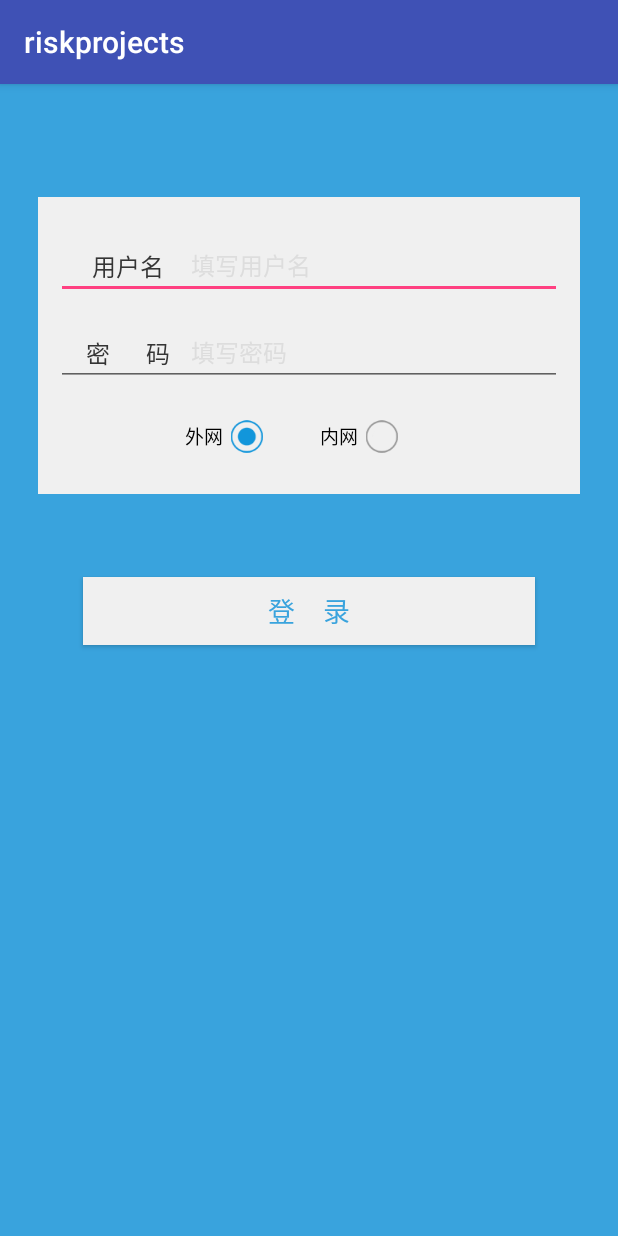
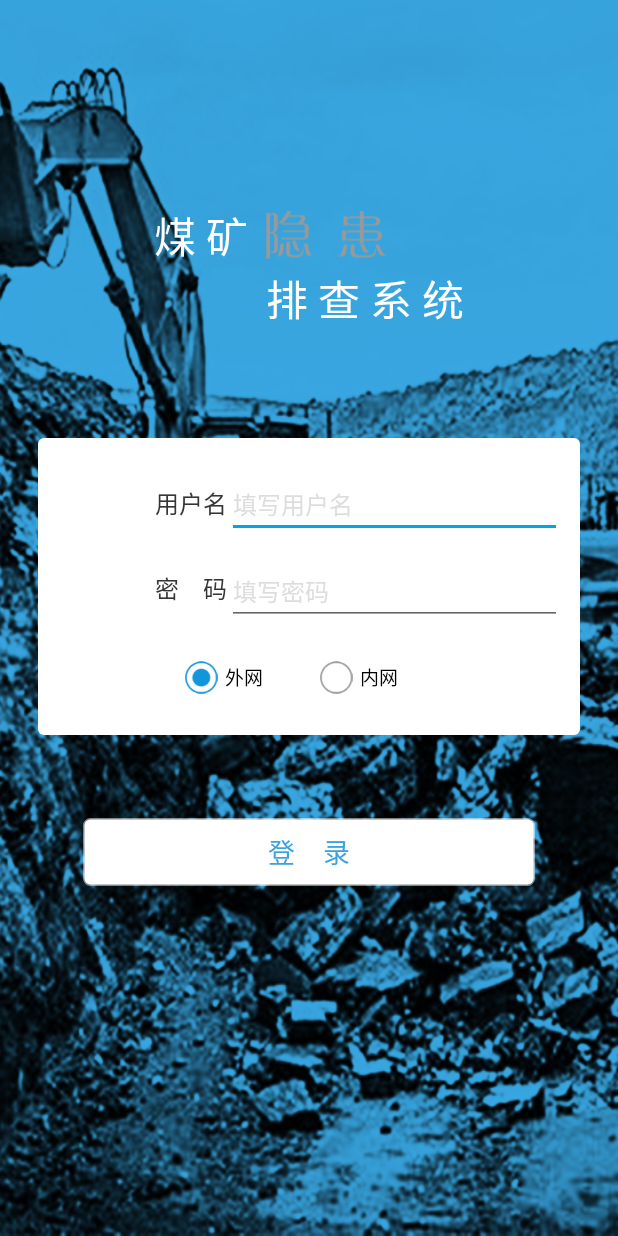
Before and after one commit to Guojiandonggithub/develop, an Android app: the screen it shows after launch (LoginActivity), on a phone screen of 412 x 824 dp. Run offline under Robolectric (Android 15) with nearby library versions, the phone set to English and light mode, and no system bars; 2 statements that could not run were skipped.

Commit message:
登陆界面修改

```diff
--- a/app/src/main/res/layout/activity_login.xml
+++ b/app/src/main/res/layout/activity_login.xml
@@ -1,38 +1,86 @@
 <?xml version="1.0" encoding="utf-8"?>
-<LinearLayout xmlns:android="http://schemas.android.com/apk/res/android"
+<ScrollView xmlns:android="http://schemas.android.com/apk/res/android"
     android:layout_width="match_parent"
     android:layout_height="match_parent"
-    android:background="#39A3DD"
-    android:orientation="vertical" >
+    android:background="@mipmap/ic_login_bg"
+    android:orientation="vertical">
 
+    <android.support.v7.widget.LinearLayoutCompat
+        android:layout_width="match_parent"
+        android:orientation="vertical"
+        android:layout_height="wrap_content">
+
+        <android.support.v7.widget.LinearLayoutCompat
+            android:layout_width="wrap_content"
+            android:layout_height="wrap_content"
+            android:gravity="left"
+            android:layout_marginTop="136dp"
+            android:layout_gravity="center"
+            android:orientation="vertical">
+
+            <android.support.v7.widget.LinearLayoutCompat
+                android:layout_width="wrap_content"
+                android:layout_height="wrap_content"
+                android:gravity="center"
+                android:orientation="horizontal">
+
+                <TextView
+                    android:layout_width="wrap_content"
+                    android:layout_height="wrap_content"
+                    android:text="煤 矿"
+                    android:layout_marginRight="12dp"
+                    android:textColor="@color/white"
+                    android:textSize="28sp" />
+
+                <ImageView
+                    android:layout_width="80dp"
+                    android:layout_height="32dp"
+                    android:src="@mipmap/login_hidden_danger" />
+
+            </android.support.v7.widget.LinearLayoutCompat>
+
+            <android.support.v7.widget.LinearLayoutCompat
+                android:layout_width="wrap_content"
+                android:layout_height="wrap_content"
+                android:gravity="center"
+                android:orientation="horizontal">
+
+                <TextView
+                    android:layout_width="wrap_content"
+                    android:layout_height="wrap_content"
+                    android:layout_marginRight="12dp"
+                    android:text="煤 矿"
+                    android:visibility="invisible"
+                    android:textColor="@color/white"
+                    android:textSize="28sp" />
+
+                <TextView
+                    android:layout_width="wrap_content"
+                    android:layout_height="wrap_content"
+                    android:text="排 查 系 统"
+                    android:textColor="@color/white"
+                    android:textSize="28sp" />
+
+            </android.support.v7.widget.LinearLayoutCompat>
+        </android.support.v7.widget.LinearLayoutCompat>
 
         <LinearLayout
             android:layout_width="match_parent"
             android:layout_height="wrap_content"
+            android:layout_marginLeft="25dp"
+            android:layout_marginTop="72dp"
+            android:layout_marginRight="25dp"
+            android:background="@drawable/shape_rectangle_rounded"
             android:orientation="vertical"
-        android:background="#f0f0f0"
-        android:layout_marginTop="75dp"
-        android:layout_marginLeft="25dp"
-        android:layout_marginRight="25dp"
-        android:padding="12dp" >
+            android:padding="12dp">
 
 
-        <RelativeLayout
+            <android.support.v7.widget.LinearLayoutCompat
                 android:layout_width="match_parent"
+                android:layout_height="48dp"
                 android:layout_marginTop="10dp"
-            android:layout_height="48dp" >
-
-            <EditText
-                android:id="@+id/et_username"
-                android:layout_width="match_parent"
-                android:layout_height="wrap_content"
-                android:layout_centerVertical="true"
-                android:hint="填写用户名"
-                android:paddingLeft="90dp"
-                android:singleLine="true"
-                android:maxLength="11"
-                android:textColorHint="#DDDDDD"
-                android:textSize="16sp" />
+                android:baselineAligned="true"
+                android:orientation="horizontal">
 
                 <TextView
                     android:layout_width="90dp"
@@ -40,63 +88,113 @@
                     android:layout_alignLeft="@id/et_username"
                     android:layout_centerVertical="true"
                     android:layout_marginLeft="24dp"
+                    android:gravity="right"
                     android:text="用户名"
                     android:textColor="#353535"
                     android:textSize="16sp" />
-        </RelativeLayout>
-
-        <RelativeLayout
-            android:layout_width="match_parent"
-            android:layout_marginTop="10dp"
-            android:layout_height="48dp" >
 
                 <EditText
-                android:id="@+id/et_password"
-                android:layout_width="match_parent"
+                    android:id="@+id/et_username"
+                    android:layout_width="0dp"
                     android:layout_height="wrap_content"
-                android:layout_centerVertical="true"
-                android:hint="填写密码"
-                android:paddingLeft="90dp"
-                android:password="true"
+                    android:layout_weight="1"
+                    android:hint="填写用户名"
+                    android:maxLength="11"
                     android:singleLine="true"
                     android:textColorHint="#DDDDDD"
                     android:textSize="16sp" />
 
+
+            </android.support.v7.widget.LinearLayoutCompat>
+
+            <android.support.v7.widget.LinearLayoutCompat
+                android:layout_width="match_parent"
+                android:layout_height="48dp"
+                android:layout_marginTop="10dp"
+                android:orientation="horizontal">
+
+                <android.support.v7.widget.LinearLayoutCompat
+                    android:layout_width="90dp"
+                    android:layout_marginLeft="24dp"
+                    android:baselineAligned="true"
+                    android:layout_marginBottom="4dp"
+                    android:orientation="horizontal"
+                    android:layout_gravity="center_vertical"
+                    android:layout_height="wrap_content">
+
                     <TextView
-                android:id="@+id/tv_password"
-                android:layout_width="90dp"
+                        android:layout_width="0dp"
+                        android:layout_weight="1"
                         android:layout_height="wrap_content"
                         android:layout_alignLeft="@id/et_password"
                         android:layout_centerVertical="true"
-                android:layout_marginLeft="20dp"
-                android:text="密      码"
+                        android:gravity="right"
+                        android:text="密"
                         android:textColor="#353535"
                         android:textSize="16sp" />
-        </RelativeLayout>
+
+                    <TextView
+                        android:layout_width="wrap_content"
+                        android:layout_height="wrap_content"
+                        android:layout_alignLeft="@id/et_password"
+                        android:layout_centerVertical="true"
+                        android:gravity="right"
+                        android:text="密"
+                        android:visibility="invisible"
+                        android:textColor="#353535"
+                        android:textSize="16sp" />
+
+                    <TextView
+                        android:id="@+id/tv_password"
+                        android:layout_width="wrap_content"
+                        android:layout_height="wrap_content"
+                        android:layout_alignLeft="@id/et_password"
+                        android:layout_centerVertical="true"
+                        android:gravity="right"
+                        android:text="码"
+                        android:textColor="#353535"
+                        android:textSize="16sp" />
+                </android.support.v7.widget.LinearLayoutCompat>
+
+                <EditText
+                    android:id="@+id/et_password"
+                    android:layout_width="0dp"
+                    android:layout_height="wrap_content"
+                    android:layout_centerVertical="true"
+                    android:layout_weight="1"
+                    android:hint="填写密码"
+                    android:inputType="textPassword"
+                    android:singleLine="true"
+                    android:textColorHint="#DDDDDD"
+                    android:textSize="16sp" />
+
+
+            </android.support.v7.widget.LinearLayoutCompat>
 
             <RelativeLayout
                 android:layout_width="match_parent"
-            android:layout_marginTop="10dp"
-            android:layout_height="48dp" >
+                android:layout_height="48dp"
+                android:layout_marginTop="10dp">
+
                 <RadioGroup
                     android:id="@+id/radio_net"
                     android:layout_width="match_parent"
                     android:layout_height="wrap_content"
-                android:orientation="vertical" >
+                    android:orientation="vertical">
 
                     <RadioButton
                         android:id="@+id/outer_net"
-                    android:scaleX="0.5"
-                    android:scaleY="0.5"
                         android:layout_width="wrap_content"
                         android:layout_height="wrap_content"
                         android:layout_marginLeft="60dp"
+                        android:button="@null"
                         android:checked="true"
-                    android:button="@null"
+                        android:drawableLeft="@drawable/login_btn_radio"
                         android:drawablePadding="10dp"
-                    android:drawableRight="@drawable/login_btn_radio"
-                    android:textSize="25dp"
-                    android:text="外网" />
+                        android:scaleX="0.5"
+                        android:scaleY="0.5"
+                        android:text="外网"
+                        android:textSize="25dp" />
 
                     <RadioButton
                         android:id="@+id/intra_net"
@@ -105,8 +203,8 @@
                         android:layout_marginLeft="150dp"
                         android:layout_marginTop="-43dp"
                         android:button="@null"
+                        android:drawableLeft="@drawable/login_btn_radio"
                         android:drawablePadding="10dp"
-                    android:drawableRight="@drawable/login_btn_radio"
                         android:scaleX="0.5"
                         android:scaleY="0.5"
                         android:text="内网"
@@ -117,17 +215,19 @@
 
 
         </LinearLayout>
+
         <Button
             android:id="@+id/btn_login"
             android:layout_width="match_parent"
             android:layout_height="45dp"
+            android:layout_margin="55dp"
             android:layout_marginTop="40dp"
-        android:layout_margin="55dp"
-        android:background="#f0f0f0"
+            android:background="@drawable/layerlist_login_button_bg"
+            android:paddingTop="7dp"
             android:paddingBottom="7dp"
-        android:paddingTop="7dp"
             android:text="登    录"
             android:textColor="#39A3DD"
             android:textSize="18sp" />
+    </android.support.v7.widget.LinearLayoutCompat>
 
-</LinearLayout>
+</ScrollView>
--- a/app/src/main/res/layout/layout_bottom.xml
+++ b/app/src/main/res/layout/layout_bottom.xml
@@ -3,7 +3,7 @@
     android:layout_width="match_parent"
     android:layout_height="wrap_content"
     android:layout_alignParentBottom="true"
-    android:orientation="vertical" >
+    android:orientation="vertical">
 
     <!-- 普通底部导航 -->
 
@@ -13,7 +13,7 @@
         android:layout_height="54dp"
         android:background="#ffffff"
         android:gravity="center_vertical"
-        android:orientation="horizontal" >
+        android:orientation="horizontal">
 
         <RelativeLayout
             android:id="@+id/re_contact_list"
@@ -21,12 +21,14 @@
             android:layout_height="match_parent"
             android:layout_weight="1"
             android:onClick="onTabClicked"
-            android:padding="3dp" >
+            android:padding="3dp">
+
             <RelativeLayout
                 android:layout_width="60dp"
-     android:gravity="center"
+                android:layout_height="match_parent"
                 android:layout_centerHorizontal="true"
-     android:layout_height="match_parent">
+                android:gravity="center">
+
                 <ImageView
                     android:id="@+id/ib_contact_list"
                     android:layout_width="wrap_content"
@@ -53,13 +55,13 @@
                     android:layout_width="wrap_content"
                     android:layout_height="wrap_content"
                     android:layout_alignParentRight="true"
+                    android:layout_marginRight="8dp"
                     android:background="@drawable/aii"
                     android:gravity="center"
-                android:layout_marginRight="8dp"
                     android:text="7"
-                android:visibility="gone"
                     android:textColor="@android:color/white"
-                android:textSize="12sp" />
+                    android:textSize="12sp"
+                    android:visibility="gone" />
             </RelativeLayout>
         </RelativeLayout>
 
@@ -69,12 +71,14 @@
             android:layout_height="match_parent"
             android:layout_weight="1"
             android:onClick="onTabClicked"
-            android:padding="3dp" >
+            android:padding="3dp">
+
             <RelativeLayout
                 android:layout_width="60dp"
-     android:gravity="center"
+                android:layout_height="match_parent"
                 android:layout_centerHorizontal="true"
-     android:layout_height="match_parent">
+                android:gravity="center">
+
                 <ImageView
                     android:id="@+id/ib_find"
                     android:layout_width="wrap_content"
@@ -95,27 +99,29 @@
                     android:text="@string/guapai"
                     android:textColor="#9A9A9A"
                     android:textSize="12sp" />
+
                 <TextView
                     android:id="@+id/unread_find_number"
                     android:layout_width="10dp"
                     android:layout_height="10dp"
                     android:layout_alignParentRight="true"
+                    android:layout_marginRight="10dp"
                     android:background="@drawable/aii"
                     android:gravity="center"
                     android:text=""
-                android:visibility="visible"
-                android:layout_marginRight="10dp"
                     android:textColor="@android:color/white"
-                android:textSize="12sp" />
+                    android:textSize="12sp"
+                    android:visibility="visible" />
             </RelativeLayout>
         </RelativeLayout>
+
         <RelativeLayout
             android:id="@+id/analysis"
             android:layout_width="0dp"
             android:layout_height="match_parent"
             android:layout_weight="1"
             android:onClick="onTabClicked"
-             android:padding="3dp" >
+            android:padding="3dp">
 
             <ImageView
                 android:id="@+id/iv_analysis"
@@ -145,12 +151,14 @@
             android:layout_height="match_parent"
             android:layout_weight="1"
             android:onClick="onTabClicked"
-             android:padding="3dp" >
+            android:padding="3dp">
+
             <RelativeLayout
                 android:layout_width="60dp"
-                 android:gravity="center"
+                android:layout_height="match_parent"
                 android:layout_centerHorizontal="true"
-                 android:layout_height="match_parent">
+                android:gravity="center">
+
                 <ImageView
                     android:id="@+id/ib_weixin"
                     android:layout_width="wrap_content"
@@ -177,13 +185,13 @@
                     android:layout_width="wrap_content"
                     android:layout_height="wrap_content"
                     android:layout_alignParentRight="true"
+                    android:layout_marginRight="8dp"
                     android:background="@color/blue1"
                     android:gravity="center"
                     android:text="7"
-                     android:visibility="gone"
-                     android:layout_marginRight="8dp"
                     android:textColor="@android:color/white"
-                     android:textSize="12sp" />
+                    android:textSize="12sp"
+                    android:visibility="gone" />
             </RelativeLayout>
         </RelativeLayout>
 
@@ -193,7 +201,7 @@
             android:layout_height="match_parent"
             android:layout_weight="1"
             android:onClick="onTabClicked"
-            android:padding="3dp" >
+            android:padding="3dp">
 
             <ImageView
                 android:id="@+id/ib_profile"
--- a/app/src/main/res/values/styles.xml
+++ b/app/src/main/res/values/styles.xml
@@ -1,11 +1,11 @@
 <resources>
 
     <!-- Base application theme. -->
-    <style name="AppTheme" parent="Theme.AppCompat.Light.DarkActionBar">
+    <style name="AppTheme" parent="Theme.AppCompat.Light.NoActionBar">
         <!-- Customize your theme here. -->
-        <item name="colorPrimary">@color/colorPrimary</item>
-        <item name="colorPrimaryDark">@color/colorPrimaryDark</item>
-        <item name="colorAccent">@color/colorAccent</item>
+        <item name="colorPrimary">@color/blue1</item>
+        <item name="colorPrimaryDark">@color/blue1</item>
+        <item name="colorAccent">@color/blue1</item>
     </style>
 
     <style name="txt_titleStyle1">
```
Also changed, not shown: app/src/main/res/mipmap-xxhdpi/ic_login_bg.jpg (added), app/src/main/res/mipmap-xxhdpi/login_hidden_danger.png (added). Lines whose indentation alone changed are shown as unchanged.
